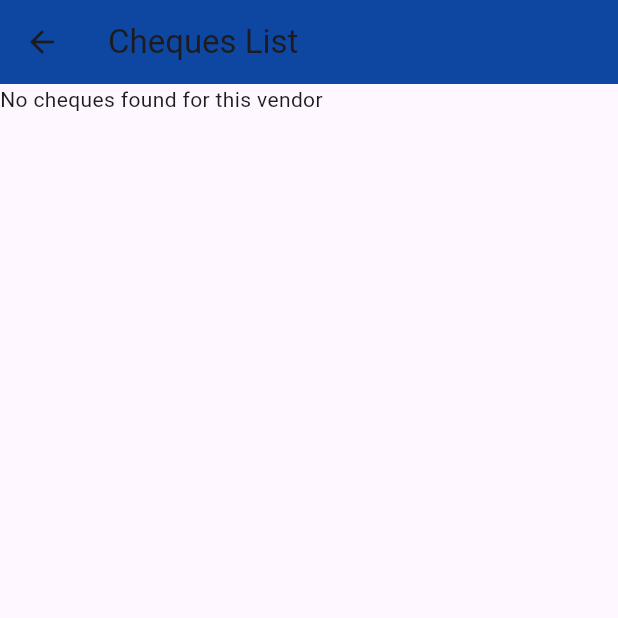
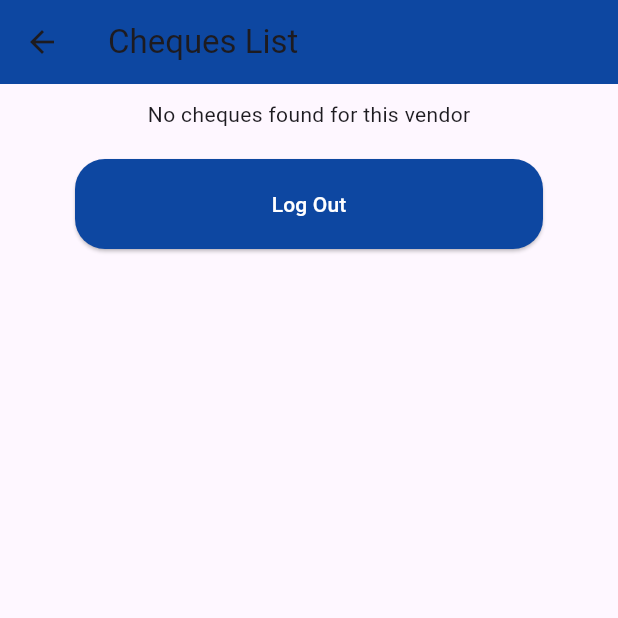
Before and after one commit to bellsambeltaief/firebaseflutter, a Flutter app: the VendorHome screen opened directly with empty values, on a phone screen of 412 x 824 dp, the top half of it. Run offline on Flutter 3.47's test engine with Material 3 defaults, Android fonts, the phone set to English and light mode, and no system bars; our stand-ins replace cloud_firestore, file_picker, firebase_auth, firebase_core, firebase_storage; accounts and stored records are empty.

Commit message:
add the logout button

```diff
--- a/lib/vendor_home/vendor_home.dart
+++ b/lib/vendor_home/vendor_home.dart
@@ -1,5 +1,9 @@
 import 'package:cloud_firestore/cloud_firestore.dart';
+import 'package:flutter/foundation.dart';
 import 'package:flutter/material.dart';
+import 'package:smart/common/button.dart';
+import 'package:smart/widgets/authentification/log_in/vendor_log_in_firebase.dart';
+import 'package:smart/widgets/firebase_auth_imp/firebase_auth_services.dart';
 
 class VendorHome extends StatefulWidget {
   final String vendorEmail;
@@ -14,6 +18,7 @@ class VendorHome extends StatefulWidget {
 }
 
 class _VendorHomeState extends State<VendorHome> {
+  final FirebaseAuthService _auth = FirebaseAuthService();
   @override
   void initState() {
     super.initState();
@@ -26,7 +31,14 @@ class _VendorHomeState extends State<VendorHome> {
         title: const Text('Cheques List'),
         backgroundColor: Colors.blue[900],
       ),
-      body: FutureBuilder<QuerySnapshot>(
+      body: Padding(
+        padding: const EdgeInsets.symmetric(
+          horizontal: 10.0,
+          vertical: 10.0,
+        ),
+        child: Column(
+          children: [
+            FutureBuilder<QuerySnapshot>(
               future: FirebaseFirestore.instance
                   .collection('cheques')
                   .where('vendorEmail', isEqualTo: widget.vendorEmail)
@@ -47,7 +59,8 @@ class _VendorHomeState extends State<VendorHome> {
                 // Extract the list of documents from the snapshot
                 final documents = snapshot.data!.docs;
 
-          return ListView.builder(
+                return Expanded(
+                  child: ListView.builder(
                     itemCount: documents.length,
                     itemBuilder: (BuildContext context, int index) {
                       String imageUrl = documents[index].get('downloadUrl');
@@ -69,8 +82,29 @@ class _VendorHomeState extends State<VendorHome> {
                         ),
                       );
                     },
+                  ),
                 );
               },
+            ),
+            Button(
+              label: "Log Out",
+              onTap: () async {
+                try {
+                  await _auth.logOut();
+                  Navigator.of(context).push(
+                    MaterialPageRoute(
+                      builder: (_) => const VendorLogFirebase(),
+                    ),
+                  );
+                } catch (e) {
+                  if (kDebugMode) {
+                    print("Logout failed: $e");
+                  }
+                }
+              },
+            ),
+          ],
+        ),
       ),
     );
   }
```
Lines whose indentation alone changed are shown as unchanged.
